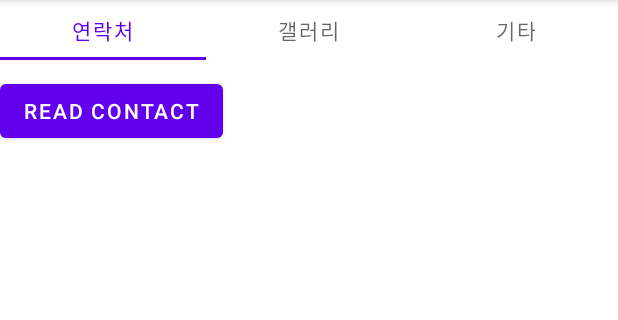
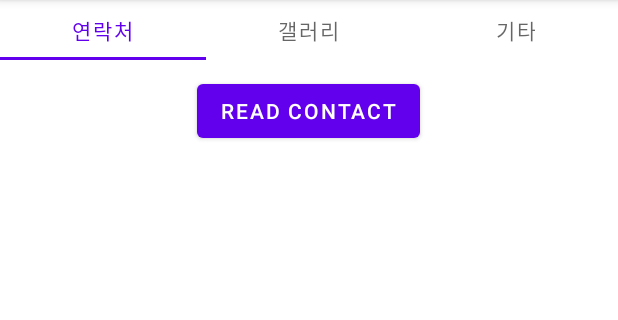
Before and after one commit to lke1221/madpj1, an Android app: the screen it shows after launch (MainActivity), on a phone screen of 412 x 824 dp, the part 84-404 px from its top. Run offline under Robolectric (Android 15) with nearby library versions, the light colour scheme and no system bars.

```diff
--- a/app/src/main/res/layout/fragment_frag1.xml
+++ b/app/src/main/res/layout/fragment_frag1.xml
@@ -10,12 +10,13 @@
         android:id="@+id/btn_read_contact"
         android:layout_width="wrap_content"
         android:layout_height="wrap_content"
-        android:text="Read Contact" />
+        android:text="Read Contact"
+        android:layout_centerHorizontal="true" />
 
     <androidx.recyclerview.widget.RecyclerView
         android:id="@+id/contact_list"
         android:layout_width="match_parent"
-        android:layout_height="match_parent" />
-
+        android:layout_height="match_parent"
+        android:layout_below="@id/btn_read_contact"/>
 
 </RelativeLayout>
```
